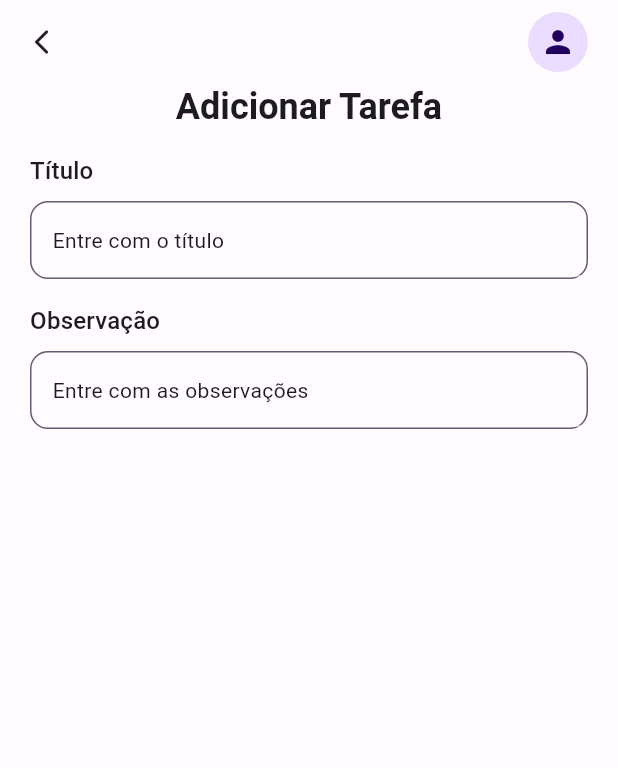
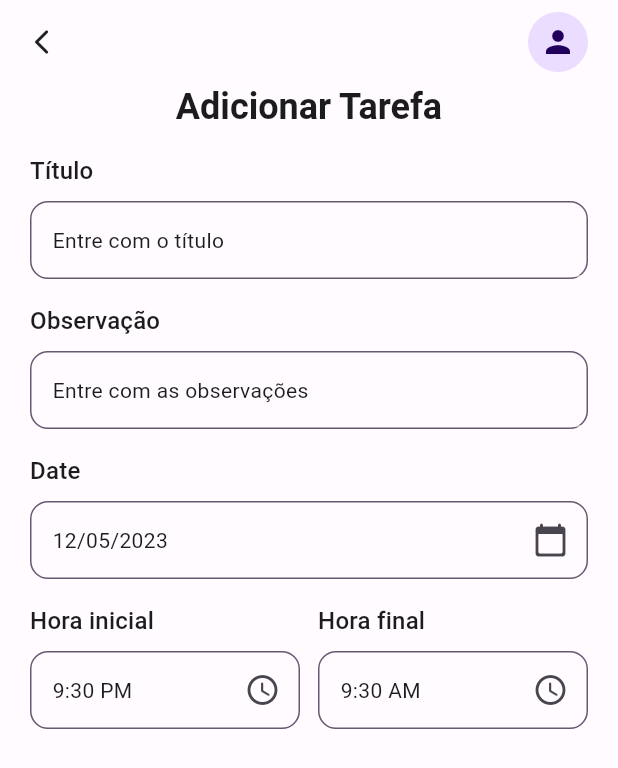
Before and after one commit to Matheus-hora48/Flutter-To-Do-App, a Flutter app: the screen it shows after launch, after a tap on "+ Adicionar Task", on a phone screen of 412 x 824 dp. Shown: the top 768 px of the screen. Run offline on Flutter 3.47's test engine with Material 2 defaults, Android fonts, the phone set to English and light mode, and no system bars; our stand-ins replace date_picker_timeline, flutter_local_notifications, get, get_storage, google_fonts.

Commit message:
Fazendo os inputs

```diff
--- a/to_do_app/lib/src/pages/add_taks_bar.dart
+++ b/to_do_app/lib/src/pages/add_taks_bar.dart
@@ -1,5 +1,9 @@
+import 'dart:math';
+
 import 'package:flutter/material.dart';
 import 'package:get/get.dart';
+import 'package:intl/date_symbol_data_local.dart';
+import 'package:intl/intl.dart';
 import 'package:to_do_app/src/pages/widget/custom_inputs.dart';
 
 class AddTaskPage extends StatefulWidget {
@@ -10,6 +14,27 @@ class AddTaskPage extends StatefulWidget {
 }
 
 class _AddTaskPageState extends State<AddTaskPage> {
+  DateTime _selectedDate = DateTime.now();
+  String _endTime = "9:30 AM";
+  String _startTime = "9:30 PM";
+  int _selectedRemind = 5;
+  List<int> remindList = [
+    5,
+    10,
+    15,
+    20,
+  ];
+
+  String getData(DateTime date) {
+    initializeDateFormatting();
+    return DateFormat.yMd('pt_BR').format(date);
+  }
+
+  String getTime(DateTime time) {
+    initializeDateFormatting();
+    return DateFormat.Hm('pt_BR').format(time);
+  }
+
   @override
   Widget build(BuildContext context) {
     return Scaffold(
@@ -35,6 +60,47 @@ class _AddTaskPageState extends State<AddTaskPage> {
                 title: 'Observação',
                 hint: "Entre com as observações",
               ),
+              CustomInputs(
+                title: 'Date',
+                hint: getData(_selectedDate),
+                widget: IconButton(
+                  onPressed: () {
+                    getDateFromUser();
+                  },
+                  icon: const Icon(Icons.calendar_today_rounded),
+                ),
+              ),
+              Row(
+                children: [
+                  Expanded(
+                    child: CustomInputs(
+                      title: 'Hora inicial',
+                      hint: _startTime,
+                      widget: IconButton(
+                        onPressed: () {
+                          getTimeFromUser(isStartTime: true);
+                        },
+                        icon: const Icon(Icons.access_time_rounded),
+                      ),
+                    ),
+                  ),
+                  const SizedBox(
+                    width: 12,
+                  ),
+                  Expanded(
+                    child: CustomInputs(
+                      title: 'Hora final',
+                      hint: _endTime,
+                      widget: IconButton(
+                        onPressed: () {
+                          getTimeFromUser(isStartTime: false);
+                        },
+                        icon: const Icon(Icons.access_time_rounded),
+                      ),
+                    ),
+                  ),
+                ],
+              )
             ],
           ),
         ),
@@ -63,4 +129,47 @@ class _AddTaskPageState extends State<AddTaskPage> {
       ],
     );
   }
+
+  getDateFromUser() async {
+    DateTime? _pickerDate = await showDatePicker(
+      context: context,
+      initialDate: DateTime.now(),
+      firstDate: DateTime(2022),
+      lastDate: DateTime(2025),
+      // locale: const Locale('pt', 'BR'),
+    );
+
+    if (_pickerDate != null) {
+      setState(() {
+        _selectedDate = _pickerDate;
+      });
+    } else {
+      print('Erro nas datas');
+    }
+  }
+
+  getTimeFromUser({required bool isStartTime}) async {
+    var pickedTime = _showTimePicker();
+    if (pickedTime == null) {
+    } else if (isStartTime == true) {
+      setState(() {
+        _startTime = pickedTime;
+      });
+    } else if (isStartTime == false) {
+      setState(() {
+        _endTime = pickedTime;
+      });
+    }
+  }
+
+  _showTimePicker() {
+    return showTimePicker(
+      initialEntryMode: TimePickerEntryMode.input,
+      context: context,
+      initialTime: TimeOfDay(
+        hour: int.parse(_startTime.split(":")[0]),
+        minute: int.parse(_startTime.split(":")[1].split(' ')[0]),
+      ),
+    );
+  }
 }
--- a/to_do_app/lib/src/pages/home_page.dart
+++ b/to_do_app/lib/src/pages/home_page.dart
@@ -97,9 +97,7 @@ class _HomePageState extends State<HomePage> {
             ],
           ),
           ElevatedButton(
-            onPressed: () => Get.to(
-              const AddTaskPage(),
-            ),
+            onPressed: () => Get.to(const AddTaskPage(), routeName: '/addtask'),
             child: const Text('+ Adicionar Task'),
           )
         ],
--- a/to_do_app/lib/src/pages/widget/custom_inputs.dart
+++ b/to_do_app/lib/src/pages/widget/custom_inputs.dart
@@ -42,6 +42,7 @@ class CustomInputs extends StatelessWidget {
               children: [
                 Expanded(
                   child: TextFormField(
+                    readOnly: widget == null ? false : true,
                     autofocus: false,
                     controller: controller,
                     style: Theme.of(context).textTheme.headlineMedium?.copyWith(
@@ -66,6 +67,11 @@ class CustomInputs extends StatelessWidget {
                     ),
                   ),
                 ),
+                widget == null
+                    ? Container()
+                    : Container(
+                        child: widget,
+                      )
               ],
             ),
           )
```
